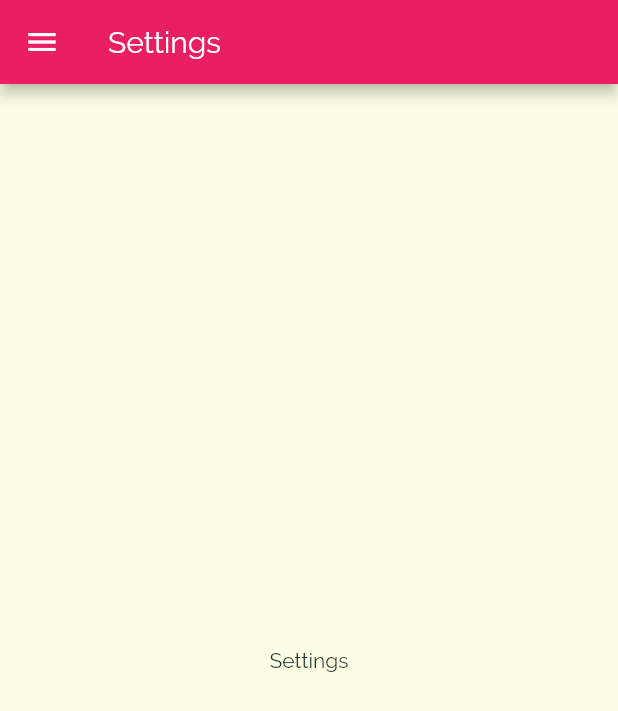
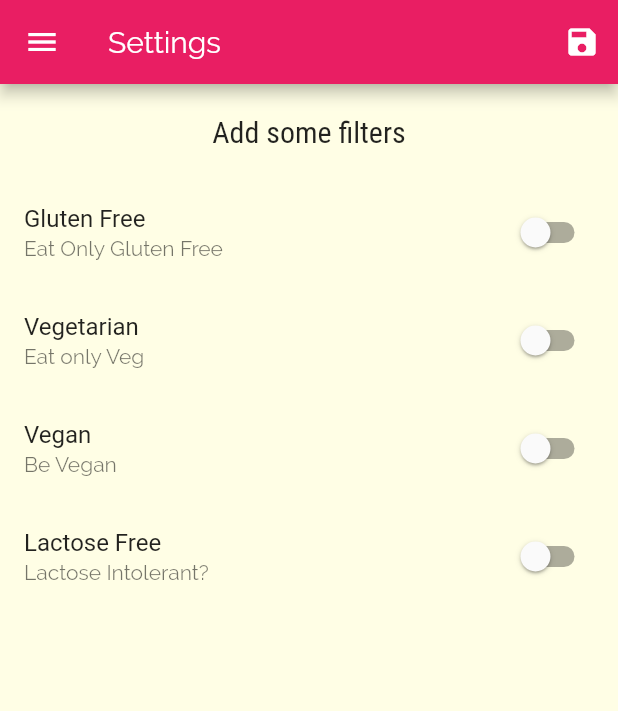
Before and after one commit to aavhanchatse/Foodify, a Flutter app: the SettingsScreen screen opened by its route, on a phone screen of 412 x 824 dp. Shown: the top 711 px of the screen. Run offline on Flutter 3.47's test engine with Material 2 defaults, Android fonts, the phone set to English and light mode, and no system bars.

Commit message:
filters added

```diff
--- a/lib/src/app.dart
+++ b/lib/src/app.dart
@@ -1,11 +1,49 @@
 import 'package:flutter/material.dart';
-import 'package:foodify/src/screens/categoriesscreen.dart';
+import 'package:foodify/src/dummyDate.dart';
+import 'package:foodify/src/model/meal.dart';
+
 import 'package:foodify/src/screens/categoryMealsScreen.dart';
 import 'package:foodify/src/screens/mealDetailsScreen.dart';
 import 'package:foodify/src/screens/settingsScreen.dart';
 import 'package:foodify/src/screens/tabsScreen.dart';
 
-class App extends StatelessWidget {
+class App extends StatefulWidget {
+  @override
+  _AppState createState() => _AppState();
+}
+
+class _AppState extends State<App> {
+  Map<String, bool> _filters = {
+    'gluten': false,
+    'lactose': false,
+    'vegan': false,
+    'vegetarian': false,
+  };
+
+  List<Meal> _availableMeals = DUMMY_MEALS;
+
+  void _setFilters(Map<String, bool> filterData) {
+    setState(() {
+      _filters = filterData;
+
+      _availableMeals = DUMMY_MEALS.where((element) {
+        if (_filters['gluten'] && !element.isGlutenFree) {
+          return false;
+        }
+        if (_filters['lactose'] && !element.isLactoseFree) {
+          return false;
+        }
+        if (_filters['vegan'] && !element.isVegan) {
+          return false;
+        }
+        if (_filters['vegetarian'] && !element.isVegetarian) {
+          return false;
+        }
+        return true;
+      }).toList();
+    });
+  }
+
   @override
   Widget build(BuildContext context) {
     return MaterialApp(
@@ -33,9 +71,10 @@ class App extends StatelessWidget {
       initialRoute: '/',
       routes: {
         '/': (context) => TabsScreen(),
-        CategoryMealsScreen.routeName: (context) => CategoryMealsScreen(),
+        CategoryMealsScreen.routeName: (context) =>
+            CategoryMealsScreen(_availableMeals),
         MealDetailsScreen.routeName: (context) => MealDetailsScreen(),
-        SettingsScreen.routeName: (context) => SettingsScreen(),
+        SettingsScreen.routeName: (context) => SettingsScreen(_filters, _setFilters),
       },
     );
   }
--- a/lib/src/screens/categoryMealsScreen.dart
+++ b/lib/src/screens/categoryMealsScreen.dart
@@ -1,10 +1,13 @@
 import 'package:flutter/material.dart';
-import 'package:foodify/src/dummyDate.dart';
 import 'package:foodify/src/model/meal.dart';
 import 'package:foodify/src/widgets/mealItem.dart';
 
 class CategoryMealsScreen extends StatefulWidget {
   static const routeName = '/category-meals';
+
+  final List<Meal> availableMeals;
+
+  CategoryMealsScreen(this.availableMeals);
 
   @override
   _CategoryMealsScreenState createState() => _CategoryMealsScreenState();
@@ -27,7 +30,7 @@ class _CategoryMealsScreenState extends State<CategoryMealsScreen> {
     categoryTitle = routeArgs['title'];
     final categoryId = routeArgs['id'];
 
-    displayedMeals = DUMMY_MEALS
+    displayedMeals = widget.availableMeals
         .where(
           (meal) => meal.categories.contains(categoryId),
         )
--- a/lib/src/screens/settingsScreen.dart
+++ b/lib/src/screens/settingsScreen.dart
@@ -1,17 +1,119 @@
 import 'package:flutter/material.dart';
 import 'package:foodify/src/widgets/mainDrawer.dart';
 
-class SettingsScreen extends StatelessWidget {
+class SettingsScreen extends StatefulWidget {
   static const routeName = '/settings';
+
+  final Function saveFilters;
+  final Map<String, bool> currentFilters;
+
+  SettingsScreen(this.currentFilters, this.saveFilters);
+
+  @override
+  _SettingsScreenState createState() => _SettingsScreenState();
+}
+
+class _SettingsScreenState extends State<SettingsScreen> {
+  var _glutenFree = false;
+  var _vegetarian = false;
+  var _vegan = false;
+  var _lactoseFree = false;
+
+  @override
+  initState() {
+    _glutenFree = widget.currentFilters['gluten'];
+    _vegetarian = widget.currentFilters['vegetarian'];
+    _vegan = widget.currentFilters['vegan'];
+    _lactoseFree = widget.currentFilters['lactose'];
+
+    super.initState();
+  }
+
+  Widget _buildSwitchListTile(
+    String title,
+    String subtitle,
+    var value,
+    Function updateVal,
+  ) {
+    return SwitchListTile(
+      value: value,
+      onChanged: updateVal,
+      title: Text(title),
+      subtitle: Text(subtitle),
+    );
+  }
 
   @override
   Widget build(BuildContext context) {
     return Scaffold(
       appBar: AppBar(
         title: Text('Settings'),
+        actions: [
+          IconButton(
+              icon: Icon(Icons.save),
+              onPressed: () {
+                final selectedFilters = {
+                  'gluten': _glutenFree,
+                  'lactose': _lactoseFree,
+                  'vegan': _vegan,
+                  'vegetarian': _vegetarian,
+                };
+
+                widget.saveFilters(selectedFilters);
+              })
+        ],
       ),
       drawer: MainDrawer(),
-      body: Center(child: Text('Settings'),),
+      body: Column(
+        children: [
+          Container(
+            padding: EdgeInsets.all(20),
+            child: Text(
+              'Add some filters',
+              style: Theme.of(context).textTheme.headline6,
+            ),
+          ),
+          Expanded(
+            child: ListView(
+              children: [
+                _buildSwitchListTile(
+                  'Gluten Free',
+                  'Eat Only Gluten Free',
+                  _glutenFree,
+                  (val) {
+                    setState(() {
+                      _glutenFree = val;
+                    });
+                  },
+                ),
+                _buildSwitchListTile('Vegetarian', 'Eat only Veg', _vegetarian,
+                    (val) {
+                  setState(
+                    () {
+                      _vegetarian = val;
+                    },
+                  );
+                }),
+                _buildSwitchListTile('Vegan', 'Be Vegan', _vegan, (val) {
+                  setState(
+                    () {
+                      _vegan = val;
+                    },
+                  );
+                }),
+                _buildSwitchListTile(
+                    'Lactose Free', 'Lactose Intolerant?', _lactoseFree, (val) {
+                  setState(
+                    () {
+                      _lactoseFree = val;
+                    },
+                  );
+                }),
+              ],
+            ),
+          ),
+        ],
+      ),
     );
   }
 }
--- a/lib/src/screens/tabsScreen.dart
+++ b/lib/src/screens/tabsScreen.dart
@@ -1,4 +1,5 @@
 import 'package:flutter/material.dart';
+
 import 'package:foodify/src/screens/categoriesScreen.dart';
 import 'package:foodify/src/screens/favouritesScreen.dart';
 import 'package:foodify/src/widgets/mainDrawer.dart';
```
